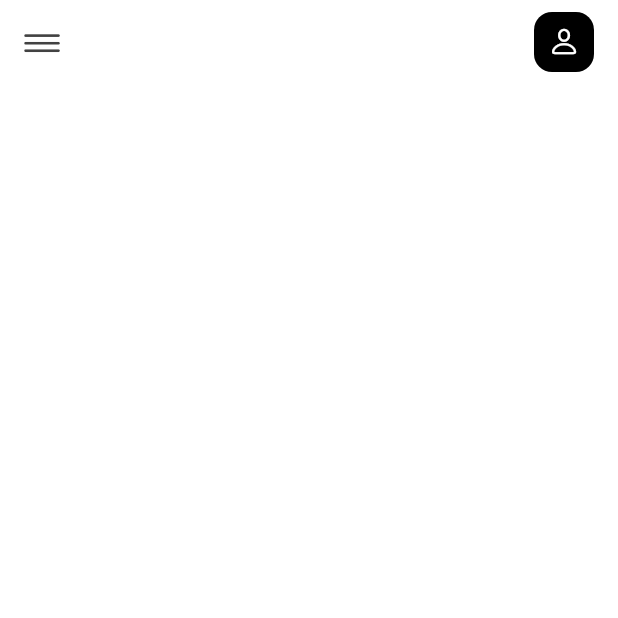
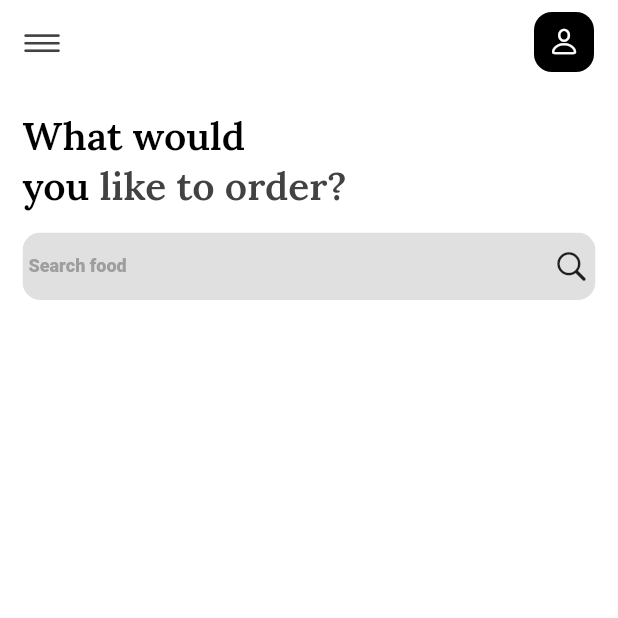
Before and after one commit to radG1t/food_delivery, a Flutter app: the screen it shows after launch, after a tap on "Get Started", on a phone screen of 412 x 824 dp, the top half of it. Run offline on Flutter 3.47's test engine with Material 2 defaults, Android fonts, the phone set to English and light mode, and no system bars; our stand-ins replace google_fonts; Roboto replaces fonts that are missing (GoogleFonts.lora()).

Commit message:
textTheme added

```diff
--- a/lib/main.dart
+++ b/lib/main.dart
@@ -14,8 +14,19 @@ class MyApp extends StatelessWidget {
       debugShowCheckedModeBanner: false,
       title: 'Food_delivery',
       theme: ThemeData(
-          //    primarySwatch: Colors.blue,
-          ),
+          fontFamily: 'GoogleFonts.lora()',
+          textTheme: const TextTheme(
+            headline1: TextStyle(
+              color: Colors.black,
+              fontSize: 26,
+              fontWeight: FontWeight.w800,
+            ),
+            headline2: TextStyle(
+              color: Colors.black,
+              fontSize: 26,
+              fontWeight: FontWeight.w800,
+            ),
+          )),
       home: const StartPage(),
     );
   }
--- a/lib/order.dart
+++ b/lib/order.dart
@@ -1,5 +1,6 @@
 import 'package:flutter/cupertino.dart';
 import 'package:flutter/material.dart';
+import 'package:google_fonts/google_fonts.dart';
 
 class OrderPage extends StatefulWidget {
   const OrderPage({super.key});
@@ -11,6 +12,7 @@ class OrderPage extends StatefulWidget {
 class _OrderPageState extends State<OrderPage> {
   @override
   Widget build(BuildContext context) {
+    TextTheme textTheme = Theme.of(context).textTheme;
     return Scaffold(
       drawer: const Drawer(),
       backgroundColor: Colors.white,
@@ -49,9 +51,64 @@ class _OrderPageState extends State<OrderPage> {
         elevation: 0,
         backgroundColor: Colors.white,
       ),
-      body: Column(
-        children: const [],
+      body: Padding(
+        padding: const EdgeInsets.fromLTRB(15, 18, 15, 18),
+        child: Column(
+          mainAxisAlignment: MainAxisAlignment.start,
+          crossAxisAlignment: CrossAxisAlignment.start,
+          children: [
+            Text('What would',
+                style: GoogleFonts.lora(
+                  color: Colors.black,
+                  fontSize: 26,
+                  fontWeight: FontWeight.w600,
+                )),
+            Row(
+              children: [
+                Text(
+                  'you',
+                  style: GoogleFonts.lora(
+                    color: Colors.black,
+                    fontSize: 26,
+                    fontWeight: FontWeight.w600,
+                  ),
+                ),
+                Text(
+                  ' like to order?',
+                  style: GoogleFonts.lora(
+                    color: Colors.grey.shade800,
+                    fontSize: 26,
+                    fontWeight: FontWeight.w600,
+                  ),
+                ),
+              ],
+            ),
+            const SizedBox(
+              height: 15,
+            ),
+            ClipRRect(
+              borderRadius: BorderRadius.circular(12),
+              child: Container(
+                height: 45,
+                color: Colors.grey.shade300,
+                child: Padding(
+                  padding: const EdgeInsets.fromLTRB(4, 0, 4, 0),
+                  child: Row(
+                    mainAxisAlignment: MainAxisAlignment.spaceBetween,
+                    children: [
+                      Text('Search food',
+                          style: textTheme.headline1!
+                              .copyWith(fontSize: 12, color: Colors.grey)),
+                      const Icon(CupertinoIcons.search),
+                    ],
+                  ),
+                ),
+              ),
+            ),
+          ],
+        ),
       ),
     );
   }
 }
+// hamed qoli nasab ui/ux
```
